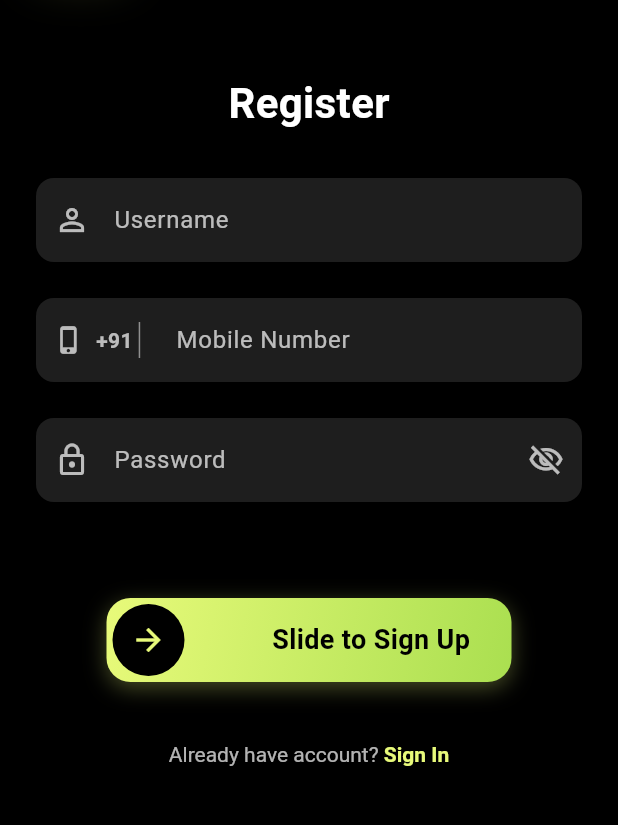
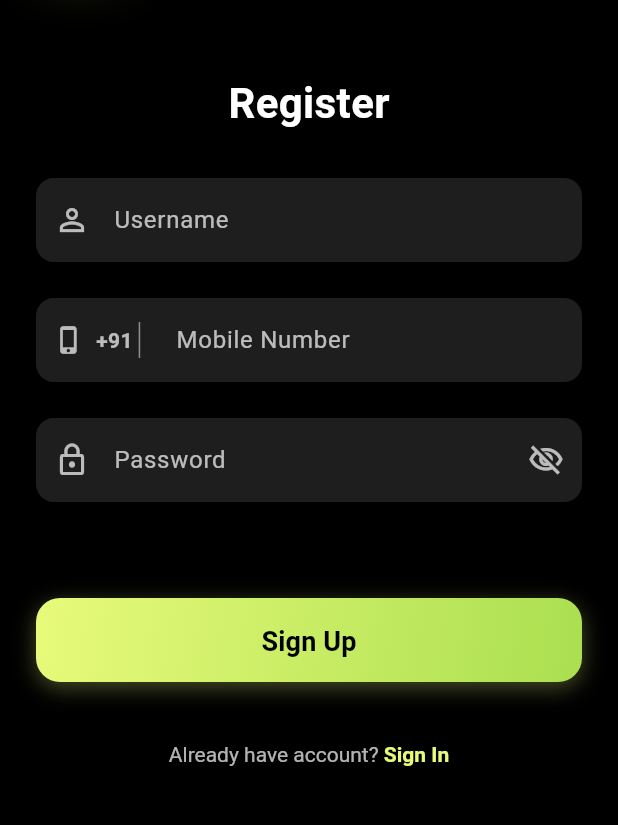
Before and after one commit to adityavyas01/Finsetu, a Flutter app: the SignupPage screen opened by its route, on a phone screen of 412 x 824 dp, the part 152-977 px from its top. Run offline on Flutter 3.47's test engine with Material 3 defaults, Android fonts, the phone set to English and light mode, and no system bars; drawn by our look-alikes of slider_button.

Commit message:
minor ui changes

```diff
--- a/FinSetu/finsetu_app/lib/screens/signup_page.dart
+++ b/FinSetu/finsetu_app/lib/screens/signup_page.dart
@@ -6,7 +6,6 @@ import 'package:flutter/material.dart';
 import 'package:flutter/services.dart';
 import 'package:flutter/gestures.dart';
 import 'dart:async';
-import 'package:slider_button/slider_button.dart';
 
 class SignupPage extends StatefulWidget {
   const SignupPage({super.key});
@@ -48,8 +47,6 @@ class _SignupPageState extends State<SignupPage> {
   final FocusNode _usernameFocus = FocusNode();
   final FocusNode _mobileFocus = FocusNode();
   final FocusNode _passwordFocus = FocusNode();
-
-  // Removing unused field since prefix is already shown in the UI
 
   @override
   void initState() {
@@ -637,8 +634,8 @@ class _SignupPageState extends State<SignupPage> {
                                       valueColor: AlwaysStoppedAnimation<Color>(Color(0xFFE8FA7A)),
                                     ),
                                   )
-                                : _buildSliderButton(
-                                    onSlideComplete: () {
+                                : _buildSignUpButton(
+                                    onPressed: () {
                                       HapticFeedback.mediumImpact();
                                       _registerUser();
                                     },
@@ -679,13 +676,12 @@ class _SignupPageState extends State<SignupPage> {
     );
   }
 
-  // Removed unused _buildGradientButton method
-
-  Widget _buildSliderButton({
-    required VoidCallback onSlideComplete,
+  Widget _buildSignUpButton({
+    required VoidCallback onPressed,
     required Gradient gradient,
   }) {
     return Container(
+      width: double.infinity,
       height: 56,
       decoration: BoxDecoration(
         gradient: gradient,
@@ -699,30 +695,24 @@ class _SignupPageState extends State<SignupPage> {
           ),
         ],
       ),
-      child: SliderButton(
-        action: () async {
-          onSlideComplete();
-          return true;
-        },
-        backgroundColor: Colors.transparent,
-        buttonColor: Colors.black,
-        highlightedColor: Colors.white,
-        baseColor: Colors.black,
-        buttonSize: 48,
-        height: 56,
-        vibrationFlag: true,
-        label: const Text(
-          "Slide to Sign Up",
+      child: ElevatedButton(
+        onPressed: onPressed,
+        style: ElevatedButton.styleFrom(
+          backgroundColor: Colors.transparent,
+          foregroundColor: Colors.black,
+          elevation: 0,
+          shape: RoundedRectangleBorder(
+            borderRadius: BorderRadius.circular(16),
+          ),
+          padding: const EdgeInsets.symmetric(vertical: 16),
+        ),
+        child: const Text(
+          "Sign Up",
           style: TextStyle(
             color: Colors.black,
             fontWeight: FontWeight.bold,
             fontSize: 18,
           ),
-        ),
-        icon: const Icon(
-          Icons.arrow_forward,
-          color: Color(0xFFE8FA7A),
-          size: 24,
         ),
       ),
     );
```
